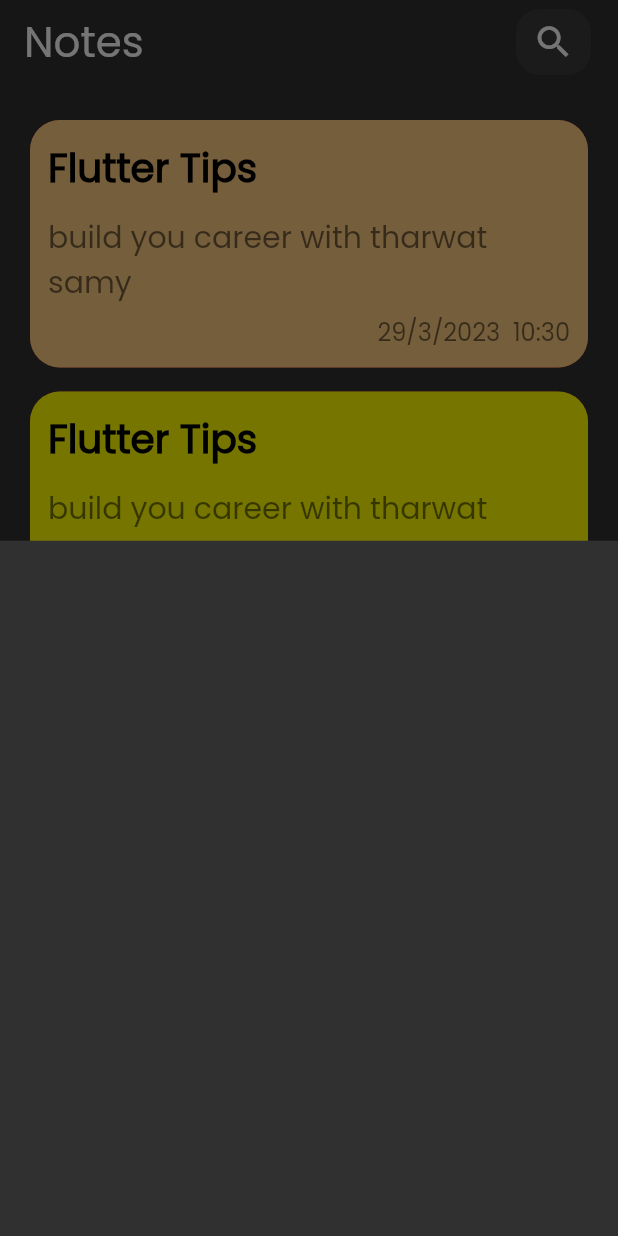
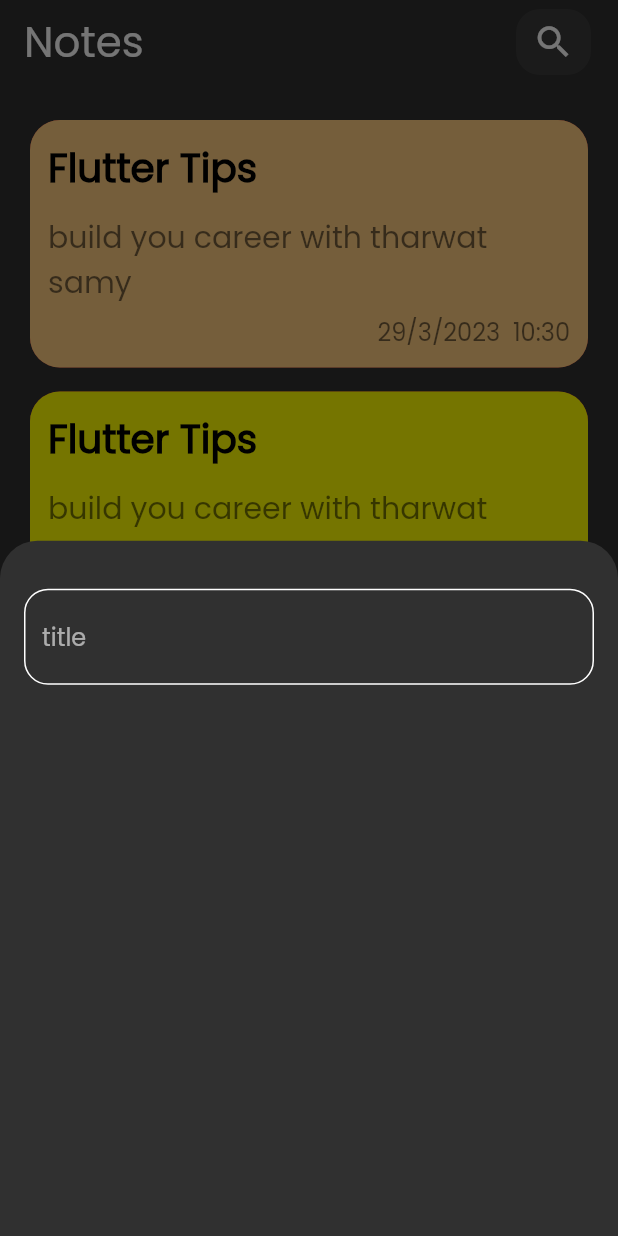
Before and after one commit to Ibrahimfathi96/Notester, a Flutter app: the screen it shows after launch, after a tap on the "add" icon, on a phone screen of 412 x 824 dp. Run offline on Flutter 3.47's test engine with Material 2 defaults, Android fonts, the light colour scheme and no system bars; drawn by our look-alikes of flutter_slidable; our stand-ins replace font_awesome_flutter.

Commit message:
+ borderRaduis for bottomSheet + create custom text field

```diff
--- /dev/null
+++ b/lib/constants.dart
@@ -0,0 +1,3 @@
+import 'package:flutter/animation.dart';
+
+const kPrimaryColor = Color(0xff62FCD7);
--- a/lib/view/notes_view.dart
+++ b/lib/view/notes_view.dart
@@ -24,7 +24,14 @@
       body: NotesViewBody(),
       floatingActionButton: FloatingActionButton(
         onPressed: () {
-          showModalBottomSheet(context: context, builder: (context) {
+          showModalBottomSheet(
+            shape: const RoundedRectangleBorder(
+              borderRadius: BorderRadius.only(
+                topLeft: Radius.circular(25) ,
+                topRight: Radius.circular(25)
+              )
+            ),
+            context: context, builder: (context) {
             return const AddNoteBottomSheet();
           },);
         },
--- a/lib/view/widgets/add_note_bottom_sheet.dart
+++ b/lib/view/widgets/add_note_bottom_sheet.dart
@@ -1,12 +1,20 @@
 import 'package:flutter/material.dart';
+
+import 'custom_text_field.dart';
 
 class AddNoteBottomSheet extends StatelessWidget {
   const AddNoteBottomSheet({Key? key}) : super(key: key);
 
   @override
   Widget build(BuildContext context) {
-    return Container(
-
+    return Padding(
+      padding: const EdgeInsets.symmetric(horizontal: 16.0),
+      child: Column(
+        children: [
+          SizedBox(height: 32,),
+          TextFieldWidget(),
+        ],
+      ),
     );
   }
 }
--- /dev/null
+++ b/lib/view/widgets/custom_text_field.dart
@@ -0,0 +1,25 @@
+import 'package:flutter/material.dart';
+import 'package:notester/constants.dart';
+
+class TextFieldWidget extends StatelessWidget {
+  const TextFieldWidget({Key? key}) : super(key: key);
+
+  @override
+  Widget build(BuildContext context) {
+    return TextField(
+      cursorColor: kPrimaryColor,
+      decoration: InputDecoration(
+        hintText: 'title',
+        focusedBorder: buildBorder(color: kPrimaryColor),
+        enabledBorder: buildBorder(),
+      ),
+    );
+  }
+
+  OutlineInputBorder buildBorder({color}) {
+    return OutlineInputBorder(
+      borderRadius: BorderRadius.circular(16),
+      borderSide: BorderSide(color:color ?? Colors.white),
+    );
+  }
+}
```
